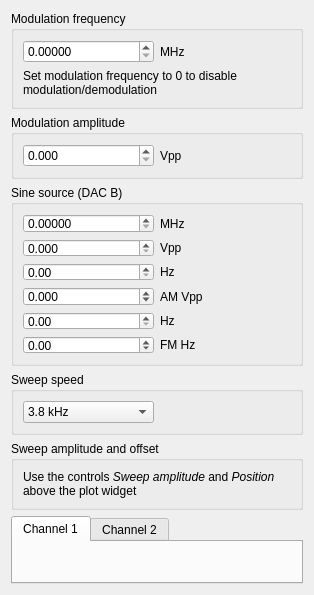
Above: linien-gui/linien_gui/ui/modulation_sweep_panel.ui from Debaucheryddll/FPATS before the change. Below: the same form after it.
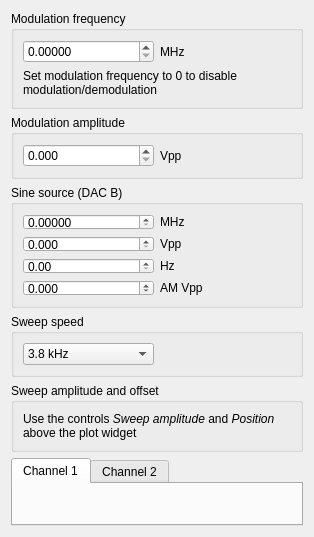
That is the form after the change. Custom widgets are drawn as their Qt base class.

```diff
--- a/linien-gui/linien_gui/ui/modulation_sweep_panel.ui
+++ b/linien-gui/linien_gui/ui/modulation_sweep_panel.ui
@@ -186,57 +186,6 @@
        </item>
       </layout>
      </item>
-     <item>
-      <layout class="QHBoxLayout" name="horizontalLayout_11">
-       <item>
-        <widget class="CustomDoubleSpinBoxNoSign" name="sineSourceFmFrequencySpinBox">
-         <property name="decimals">
-          <number>2</number>
-         </property>
-         <property name="maximum">
-          <double>1000000.000000000000000</double>
-         </property>
-         <property name="singleStep">
-          <double>10.000000000000000</double>
-         </property>
-        </widget>
-       </item>
-       <item>
-        <widget class="QLabel" name="label_10">
-         <property name="text">
-          <string>Hz</string>
-         </property>
-        </widget>
-       </item>
-      </layout>
-     </item>
-     <item>
-      <layout class="QHBoxLayout" name="horizontalLayout_12">
-       <item>
-        <widget class="CustomDoubleSpinBox" name="sineSourceFmAmplitudeSpinBox">
-         <property name="decimals">
-          <number>2</number>
-         </property>
-         <property name="minimum">
-          <double>-1000000.000000000000000</double>
-         </property>
-         <property name="maximum">
-          <double>1000000.000000000000000</double>
-         </property>
-         <property name="singleStep">
-          <double>10.000000000000000</double>
-         </property>
-        </widget>
-       </item>
-       <item>
-        <widget class="QLabel" name="label_11">
-         <property name="text">
-          <string>FM Hz</string>
-         </property>
-        </widget>
-       </item>
-      </layout>
-     </item>
     </layout>
    </widget>
   </item>
```
